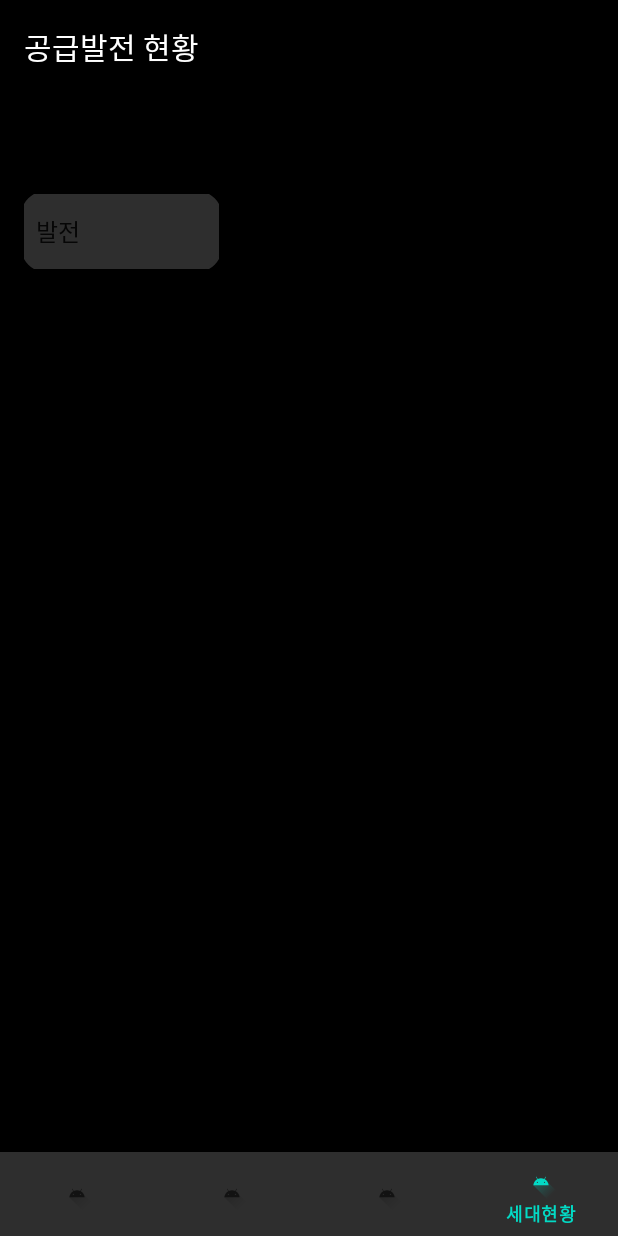
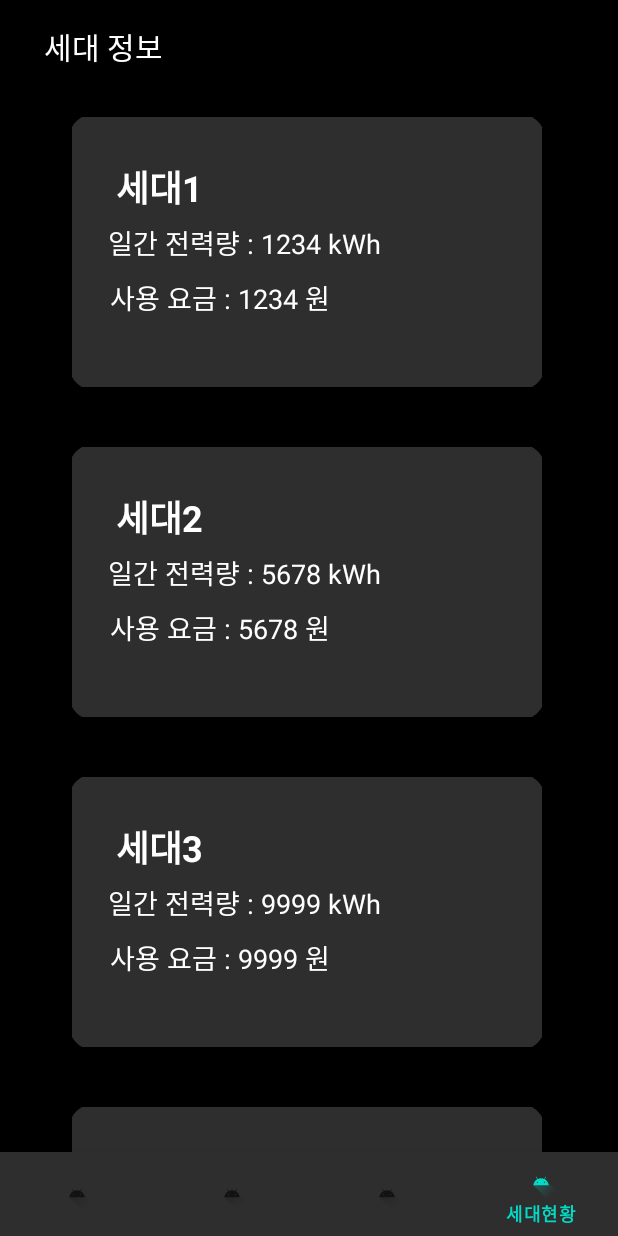
Before and after one commit to capstone-design-team4/Client, an Android app: the screen it shows after launch (MainActivity), item 4 of the bottom bar chosen, on a phone screen of 412 x 824 dp. Run offline under Robolectric (Android 15) with nearby library versions, the light colour scheme and no system bars.

Commit message:
세대 정보

```diff
--- a/app/src/main/java/com/capstone/jeonshimclient/GenerationFragment.kt
+++ /dev/null
@@ -1,17 +0,0 @@
-package com.capstone.jeonshimclient
-
-import android.os.Bundle
-import androidx.fragment.app.Fragment
-import android.view.LayoutInflater
-import android.view.View
-import android.view.ViewGroup
-
-class GenerationFragment : Fragment() {
-    override fun onCreateView(
-        inflater: LayoutInflater, container: ViewGroup?,
-        savedInstanceState: Bundle?
-    ): View? {
-        // Inflate the layout for this fragment
-        return inflater.inflate(R.layout.fragment_generation, container, false)
-    }
-}
--- a/app/src/main/java/com/capstone/jeonshimclient/MainActivity.kt
+++ b/app/src/main/java/com/capstone/jeonshimclient/MainActivity.kt
@@ -2,9 +2,7 @@ package com.capstone.jeonshimclient
 
 import androidx.appcompat.app.AppCompatActivity
 import android.os.Bundle
-import android.text.Editable
 import com.google.android.material.bottomnavigation.BottomNavigationView
-import kotlinx.android.synthetic.main.fragment_dr.*
 
 class MainActivity : AppCompatActivity() {
     override fun onCreate(savedInstanceState: Bundle?) {
@@ -24,16 +22,16 @@ class MainActivity : AppCompatActivity() {
                     supportFragmentManager.beginTransaction().replace(R.id.fl_container, drFragment).commit()
                 }
                 R.id.second -> {
-                    val generationFragment = GenerationFragment()
-                    supportFragmentManager.beginTransaction().replace(R.id.fl_container, generationFragment).commit()
+                    val userFragment = UserFragment()
+                    supportFragmentManager.beginTransaction().replace(R.id.fl_container, userFragment).commit()
                 }
                 R.id.third -> {
                     val graphFragment = GraphFragment()
                     supportFragmentManager.beginTransaction().replace(R.id.fl_container, graphFragment).commit()
                 }
                 R.id.fourth -> {
-                    val userFragment = UserFragment()
-                    supportFragmentManager.beginTransaction().replace(R.id.fl_container, userFragment).commit()
+                    val usageFragment = UsageFragment()
+                    supportFragmentManager.beginTransaction().replace(R.id.fl_container, usageFragment).commit()
                 }
             }
             true
--- /dev/null
+++ b/app/src/main/java/com/capstone/jeonshimclient/UsageAdapter.kt
@@ -0,0 +1,38 @@
+package com.capstone.jeonshimclient
+
+import android.content.Context
+import android.view.LayoutInflater
+import android.view.View
+import android.view.ViewGroup
+import android.widget.TextView
+import androidx.recyclerview.widget.RecyclerView
+
+class UsageAdapter (private val context: Context) : RecyclerView.Adapter<UsageAdapter.ViewHolder>() {
+
+    var datas = mutableListOf<UsageData>()
+    override fun onCreateViewHolder(parent: ViewGroup, viewType: Int): ViewHolder {
+        val view = LayoutInflater.from(context).inflate(R.layout.usage_recycler_ex,parent,false)
+        return ViewHolder(view)
+    }
+
+    override fun getItemCount(): Int = datas.size
+
+    override fun onBindViewHolder(holder: ViewHolder, position: Int) {
+        holder.bind(datas[position])
+    }
+
+    inner class ViewHolder(view: View) : RecyclerView.ViewHolder(view) {
+
+        private val txtName: TextView = itemView.findViewById(R.id.pf_name)
+        private val txtUsageDay: TextView = itemView.findViewById(R.id.pf_usage_day)
+        private val txtFee: TextView = itemView.findViewById(R.id.pf_fee)
+
+        fun bind(item: UsageData) {
+            txtName.text = item.name
+            txtUsageDay.text = item.usageDay
+            txtFee.text = item.fee
+        }
+    }
+
+
+}
--- /dev/null
+++ b/app/src/main/java/com/capstone/jeonshimclient/UsageData.kt
@@ -0,0 +1,7 @@
+package com.capstone.jeonshimclient
+
+data class UsageData (
+    val name: String,
+    val usageDay: String,
+    val fee: String
+)
--- /dev/null
+++ b/app/src/main/java/com/capstone/jeonshimclient/UsageFragment.kt
@@ -0,0 +1,63 @@
+package com.capstone.jeonshimclient
+
+import android.graphics.Rect
+import android.os.Bundle
+import androidx.fragment.app.Fragment
+import android.view.LayoutInflater
+import android.view.View
+import android.view.ViewGroup
+import androidx.recyclerview.widget.RecyclerView
+import kotlinx.android.synthetic.main.fragment_usage.*
+
+class UsageFragment : Fragment() {
+    lateinit var usageAdapter: UsageAdapter
+    val datas = mutableListOf<UsageData>()
+    override fun onCreateView(
+        inflater: LayoutInflater, container: ViewGroup?,
+        savedInstanceState: Bundle?
+    ): View? {
+        // Inflate the layout for this fragment
+        return inflater.inflate(R.layout.fragment_usage, container, false)
+    }
+
+    override fun onViewCreated(view: View, savedInstanceState: Bundle?) {
+        super.onViewCreated(view, savedInstanceState)
+        initRecycler()
+    }
+    private fun initRecycler() {
+        usageAdapter = UsageAdapter(requireContext())
+        rv_profile.adapter = usageAdapter
+        rv_profile.addItemDecoration(VerticalItemDecorator(30))
+        rv_profile.addItemDecoration(HorizontalItemDecorator(20))
+
+        datas.apply {
+            add(UsageData(name = "세대1", usageDay = "일간 전력량 : 1234 kWh", fee = "사용 요금 : 1234 원"))
+            add(UsageData(name = "세대2", usageDay = "일간 전력량 : 5678 kWh", fee = "사용 요금 : 5678 원"))
+            add(UsageData(name = "세대3", usageDay = "일간 전력량 : 9999 kWh", fee = "사용 요금 : 9999 원"))
+            add(UsageData(name = "세대4", usageDay = "일간 전력량 : 0 kWh", fee = "사용 요금 : 0 원"))
+
+            usageAdapter.datas = datas
+            usageAdapter.notifyDataSetChanged()
+
+        }
+    }
+}
+class VerticalItemDecorator(private val divHeight : Int) : RecyclerView.ItemDecoration() {
+
+    @Override
+    override fun getItemOffsets(outRect: Rect, view: View, parent : RecyclerView, state : RecyclerView.State) {
+        super.getItemOffsets(outRect, view, parent, state)
+        outRect.top = divHeight
+        outRect.bottom = divHeight
+    }
+}
+
+class HorizontalItemDecorator(private val divHeight : Int) : RecyclerView.ItemDecoration() {
+
+    @Override
+    override fun getItemOffsets(outRect: Rect, view: View, parent : RecyclerView, state : RecyclerView.State) {
+        super.getItemOffsets(outRect, view, parent, state)
+        outRect.left = divHeight
+        outRect.right = divHeight
+    }
+}
--- a/app/src/main/res/layout/fragment_generation.xml
+++ /dev/null
@@ -1,14 +0,0 @@
-<?xml version="1.0" encoding="utf-8"?>
-<FrameLayout xmlns:android="http://schemas.android.com/apk/res/android"
-    xmlns:tools="http://schemas.android.com/tools"
-    android:layout_width="match_parent"
-    android:layout_height="match_parent"
-    tools:context=".GenerationFragment">
-
-    <!-- TODO: Update blank fragment layout -->
-    <TextView
-        android:layout_width="match_parent"
-        android:layout_height="match_parent"
-        android:text="@string/hello_blank_fragment" />
-
-</FrameLayout>
--- /dev/null
+++ b/app/src/main/res/layout/fragment_usage.xml
@@ -0,0 +1,39 @@
+<?xml version="1.0" encoding="utf-8"?>
+<androidx.constraintlayout.widget.ConstraintLayout xmlns:android="http://schemas.android.com/apk/res/android"
+    xmlns:tools="http://schemas.android.com/tools"
+    android:layout_width="match_parent"
+    android:layout_height="match_parent"
+    xmlns:app="http://schemas.android.com/apk/res-auto"
+    tools:context=".UsageFragment">
+
+    <TextView
+        android:id="@+id/title2"
+        android:layout_width="wrap_content"
+        android:layout_height="wrap_content"
+        android:layout_weight="0"
+        android:fontFamily="@font/font1"
+        android:text="세대 정보"
+        android:textColor="#FFFFFF"
+        android:textSize="20sp"
+        app:layout_constraintBottom_toBottomOf="parent"
+        app:layout_constraintEnd_toEndOf="parent"
+        app:layout_constraintHorizontal_bias="0.089"
+        app:layout_constraintStart_toStartOf="parent"
+        app:layout_constraintTop_toTopOf="parent"
+        app:layout_constraintVertical_bias="0.022" />
+
+    <androidx.recyclerview.widget.RecyclerView
+        android:id="@+id/rv_profile"
+        android:layout_width="340dp"
+        android:layout_height="wrap_content"
+        android:layout_marginTop="12dp"
+        android:orientation="vertical"
+        app:layoutManager="androidx.recyclerview.widget.LinearLayoutManager"
+        app:layout_constraintHorizontal_bias="0.483"
+        app:layout_constraintLeft_toLeftOf="parent"
+        app:layout_constraintRight_toRightOf="parent"
+        app:layout_constraintTop_toBottomOf="@+id/title2"
+        tools:listitem="@layout/usage_recycler_ex" />
+
+
+</androidx.constraintlayout.widget.ConstraintLayout>
--- /dev/null
+++ b/app/src/main/res/layout/usage_recycler_ex.xml
@@ -0,0 +1,56 @@
+<?xml version="1.0" encoding="utf-8"?>
+<androidx.constraintlayout.widget.ConstraintLayout xmlns:android="http://schemas.android.com/apk/res/android"
+    xmlns:app="http://schemas.android.com/apk/res-auto"
+    xmlns:tools="http://schemas.android.com/tools"
+    android:layout_width="match_parent"
+    android:layout_height="180dp"
+    android:background="@drawable/border_layout"
+    android:paddingHorizontal="20dp"
+    android:paddingVertical="10dp">
+
+    <TextView
+        android:id="@+id/pf_name"
+        android:layout_width="wrap_content"
+        android:layout_height="wrap_content"
+        android:text="세대명"
+        android:textColor="@color/white"
+        android:textSize="24sp"
+        android:textStyle="bold"
+        app:layout_constraintBottom_toBottomOf="parent"
+        app:layout_constraintEnd_toEndOf="parent"
+        app:layout_constraintHorizontal_bias="0.042"
+        app:layout_constraintStart_toStartOf="parent"
+        app:layout_constraintTop_toTopOf="parent"
+        app:layout_constraintVertical_bias="0.15" />
+
+    <TextView
+        android:id="@+id/pf_usage_day"
+        android:layout_width="wrap_content"
+        android:layout_height="wrap_content"
+        android:layout_marginTop="12dp"
+        android:text="일간 전력량"
+        android:textColor="@color/white"
+        android:textSize="18sp"
+        app:layout_constraintBottom_toBottomOf="parent"
+        app:layout_constraintEnd_toEndOf="parent"
+        app:layout_constraintHorizontal_bias="0.045"
+        app:layout_constraintStart_toStartOf="parent"
+        app:layout_constraintTop_toTopOf="parent"
+        app:layout_constraintVertical_bias="0.4" />
+
+    <TextView
+        android:id="@+id/pf_fee"
+        android:layout_width="wrap_content"
+        android:layout_height="wrap_content"
+        android:layout_marginTop="12dp"
+        android:text="금액"
+        android:textColor="@color/white"
+        android:textSize="18sp"
+        app:layout_constraintBottom_toBottomOf="parent"
+        app:layout_constraintEnd_toEndOf="parent"
+        app:layout_constraintHorizontal_bias="0.04"
+        app:layout_constraintStart_toStartOf="parent"
+        app:layout_constraintTop_toTopOf="parent"
+        app:layout_constraintVertical_bias="0.7" />
+
+</androidx.constraintlayout.widget.ConstraintLayout>
```
